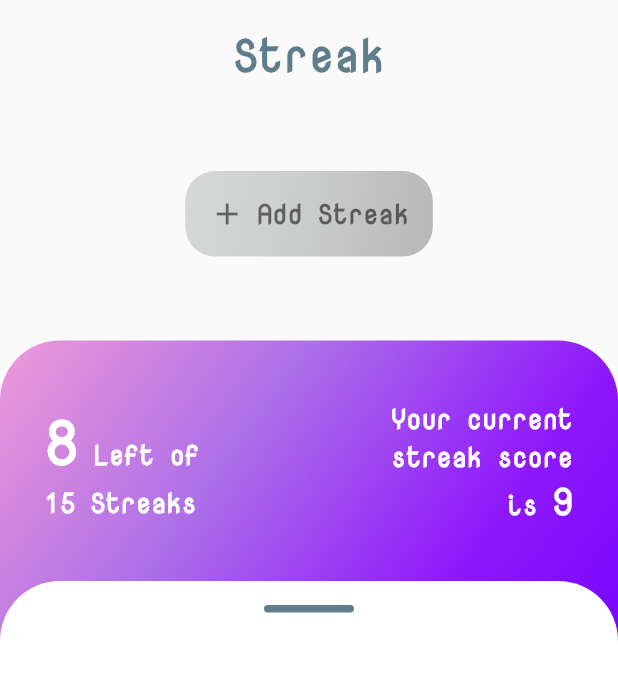
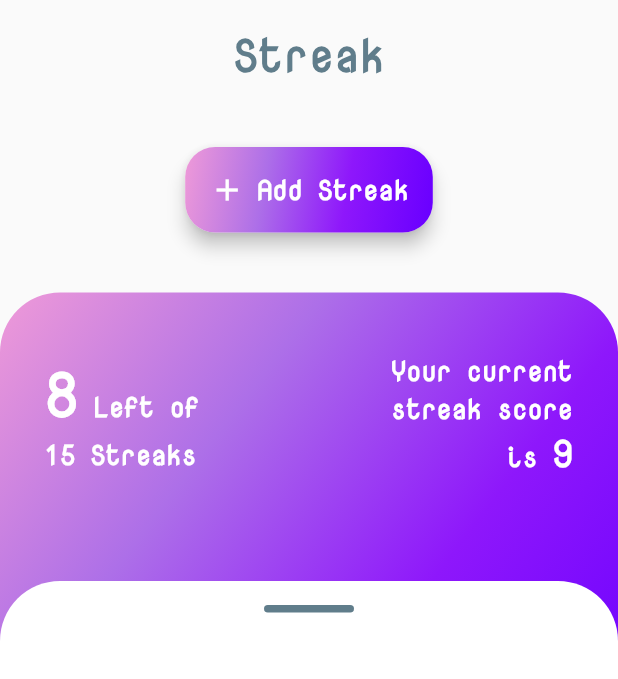
Before and after one commit to lazy-god/reboot_page_insight, a Flutter app: the screen it shows after launch, on a phone screen of 412 x 824 dp. Shown: the top 679 px of the screen. Run offline on Flutter 3.47's test engine with Material 2 defaults, Android fonts, the phone set to English and light mode, and no system bars; our stand-ins replace sqflite; accounts and stored records are empty.

Commit message:
Wrapping up

```diff
--- a/lib/components/streak_container.dart
+++ b/lib/components/streak_container.dart
@@ -1,9 +1,11 @@
 import 'package:flutter/material.dart';
+import 'package:streak/constants.dart';
 
 class StreakContainer extends StatelessWidget {
   final Widget child;
   final Gradient gradient;
-  StreakContainer({this.child, this.gradient});
+  final Function onTap;
+  StreakContainer({this.child, this.gradient, this.onTap});
 
   @override
   Widget build(BuildContext context) {
@@ -14,9 +16,20 @@ class StreakContainer extends StatelessWidget {
         ),
         gradient: gradient,
       ),
-      child: Padding(
-        padding: const EdgeInsets.all(16.0),
-        child: child,
+      child: Material(
+        type: MaterialType.transparency,
+        child: InkWell(
+          borderRadius: BorderRadius.circular(
+            20.0,
+          ),
+          child: Padding(
+            padding: const EdgeInsets.all(
+              kPadding,
+            ),
+            child: child,
+          ),
+          onTap: onTap,
+        ),
       ),
     );
   }
--- a/lib/screen/streak_screen.dart
+++ b/lib/screen/streak_screen.dart
@@ -58,7 +58,10 @@ class _StreakScreenState extends State<StreakScreen>
   }
 
   void updateStreakList() async {
-    _streakList = await _dbProvider.getStreakList();
+    List<Streak> newList = await _dbProvider.getStreakList();
+    setState(() {
+      _streakList = newList;
+    });
   }
 
   @override
@@ -103,7 +106,12 @@ class _StreakScreenState extends State<StreakScreen>
                         child: Column(
                           mainAxisAlignment: MainAxisAlignment.end,
                           children: <Widget>[
-                            GestureDetector(
+                            Material(
+                              elevation: 5.0,
+                              borderRadius: BorderRadius.circular(
+                                20.0,
+                              ),
+                              child: StreakContainer(
                                 onTap: () async {
                                   if (await Navigator.push(
                                         context,
@@ -117,13 +125,6 @@ class _StreakScreenState extends State<StreakScreen>
                                     });
                                   }
                                 },
-                              child: Padding(
-                                padding: const EdgeInsets.all(
-                                  kPadding,
-                                ),
-                                child: StreakContainer(
-                                  child: Hero(
-                                    tag: kTagAddScreen,
                                 child: Row(
                                   mainAxisSize: MainAxisSize.min,
                                   children: <Widget>[
@@ -133,20 +134,21 @@ class _StreakScreenState extends State<StreakScreen>
                                       ),
                                       child: Icon(
                                         Icons.add,
-                                            color: Colors.black54,
+                                        color: Colors.white,
                                       ),
                                     ),
-                                        Text(
+                                    Hero(
+                                      tag: kTagAddScreen,
+                                      child: Text(
                                         'Add Streak',
                                         style: kStreakText.copyWith(
-                                            color: Colors.black54,
+                                          color: Colors.white,
+                                        ),
                                       ),
                                     ),
                                   ],
                                 ),
-                                  ),
-                                  gradient: kMediumBlueGreyLinearGradient,
-                                ),
+                                gradient: kPurpleLinearGradient,
                               ),
                             ),
                           ],
```
Lines whose indentation alone changed are shown as unchanged.
